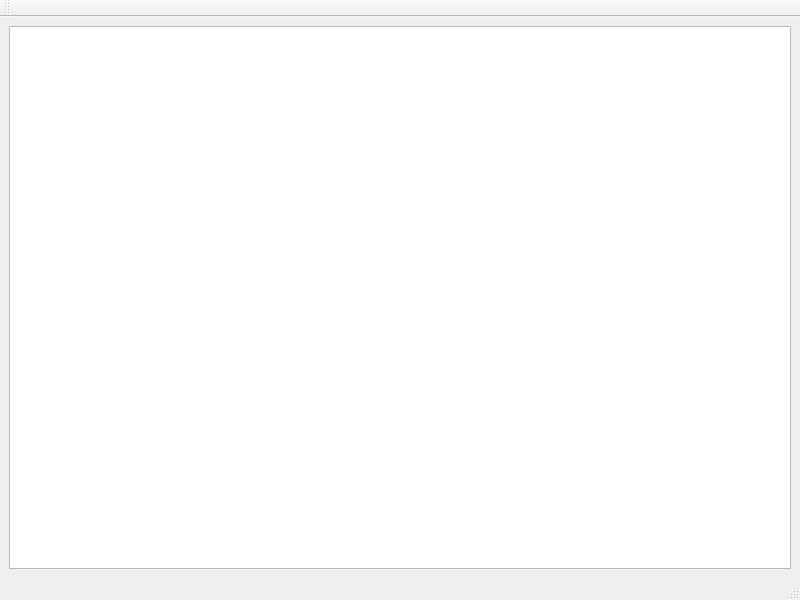
Old version of the form app/arch_window.ui in the repository denis2glez/archivers-qt.
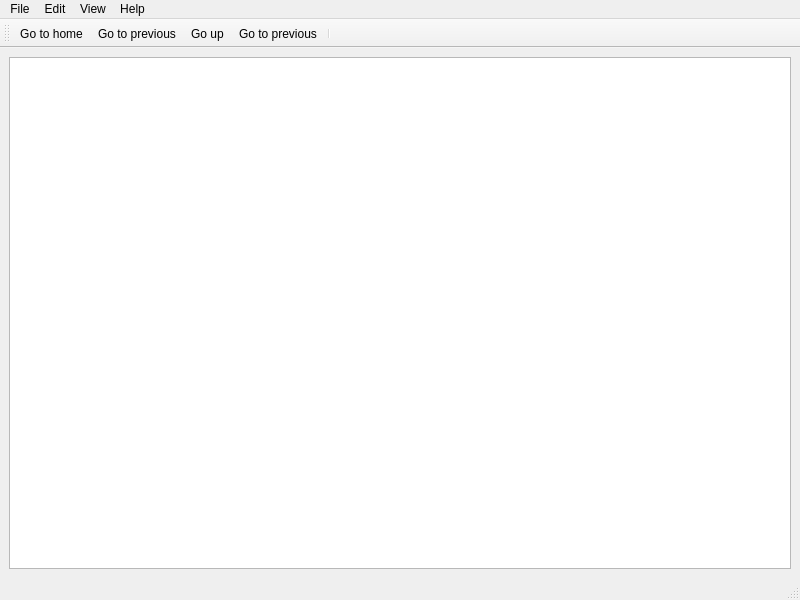
New version of the form. Icons and pictures are not drawn.

Commit message: Uses a tree view instead to display the fs model.

Diff of the .ui file:
```diff
--- a/app/arch_window.ui
+++ b/app/arch_window.ui
@@ -16,7 +16,26 @@
   <widget class="QWidget" name="centralwidget">
    <layout class="QVBoxLayout" name="verticalLayout">
     <item>
-     <widget class="QListView" name="listView"/>
+     <widget class="QTreeView" name="treeView">
+      <property name="sizeAdjustPolicy">
+       <enum>QAbstractScrollArea::AdjustToContents</enum>
+      </property>
+      <property name="itemsExpandable">
+       <bool>false</bool>
+      </property>
+      <property name="sortingEnabled">
+       <bool>true</bool>
+      </property>
+      <property name="animated">
+       <bool>true</bool>
+      </property>
+      <property name="wordWrap">
+       <bool>true</bool>
+      </property>
+      <property name="expandsOnDoubleClick">
+       <bool>false</bool>
+      </property>
+     </widget>
     </item>
    </layout>
   </widget>
@@ -29,6 +48,31 @@
      <height>26</height>
     </rect>
    </property>
+   <widget class="QMenu" name="menuFile">
+    <property name="title">
+     <string>File</string>
+    </property>
+    <addaction name="actionOpen"/>
+   </widget>
+   <widget class="QMenu" name="menuEdit">
+    <property name="title">
+     <string>Edit</string>
+    </property>
+   </widget>
+   <widget class="QMenu" name="menuView">
+    <property name="title">
+     <string>View</string>
+    </property>
+   </widget>
+   <widget class="QMenu" name="menuHelp">
+    <property name="title">
+     <string>Help</string>
+    </property>
+   </widget>
+   <addaction name="menuFile"/>
+   <addaction name="menuEdit"/>
+   <addaction name="menuView"/>
+   <addaction name="menuHelp"/>
   </widget>
   <widget class="QStatusBar" name="statusbar"/>
   <widget class="QToolBar" name="toolBar">
@@ -41,7 +85,69 @@
    <attribute name="toolBarBreak">
     <bool>false</bool>
    </attribute>
+   <addaction name="action_go_home"/>
+   <addaction name="action_go_previous"/>
+   <addaction name="action_go_up"/>
+   <addaction name="action_go_next"/>
+   <addaction name="separator"/>
   </widget>
+  <action name="actionOpen">
+   <property name="icon">
+    <iconset theme="document-open">
+     <normaloff>.</normaloff>.</iconset>
+   </property>
+   <property name="text">
+    <string>Open</string>
+   </property>
+  </action>
+  <action name="action_go_home">
+   <property name="icon">
+    <iconset theme="go-home">
+     <normaloff>.</normaloff>.</iconset>
+   </property>
+   <property name="text">
+    <string>Go to home</string>
+   </property>
+   <property name="toolTip">
+    <string>Go to home </string>
+   </property>
+  </action>
+  <action name="action_go_previous">
+   <property name="icon">
+    <iconset theme="go-previous">
+     <normaloff>.</normaloff>.</iconset>
+   </property>
+   <property name="text">
+    <string>Go to previous</string>
+   </property>
+   <property name="toolTip">
+    <string>Go to home </string>
+   </property>
+  </action>
+  <action name="action_go_next">
+   <property name="icon">
+    <iconset theme="go-next">
+     <normaloff>.</normaloff>.</iconset>
+   </property>
+   <property name="text">
+    <string>Go to previous</string>
+   </property>
+   <property name="toolTip">
+    <string>Go to home </string>
+   </property>
+  </action>
+  <action name="action_go_up">
+   <property name="icon">
+    <iconset theme="go-up">
+     <normaloff>.</normaloff>.</iconset>
+   </property>
+   <property name="text">
+    <string>Go up</string>
+   </property>
+   <property name="toolTip">
+    <string>Go to home </string>
+   </property>
+  </action>
  </widget>
  <resources/>
  <connections/>
```
Left out of the diff: 22 changed lines with no effect on the pictures. The commit also changes 2 other files.
